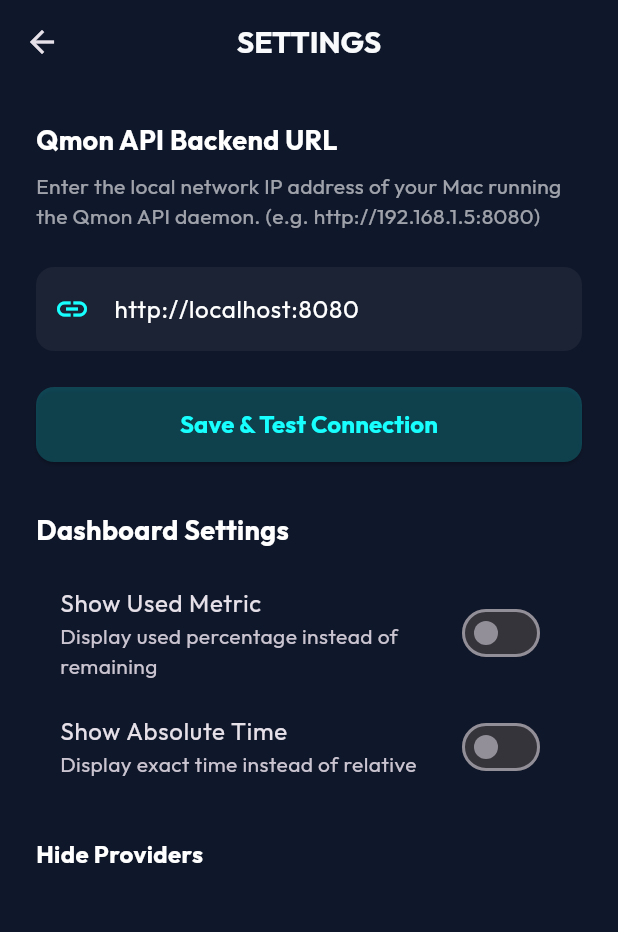
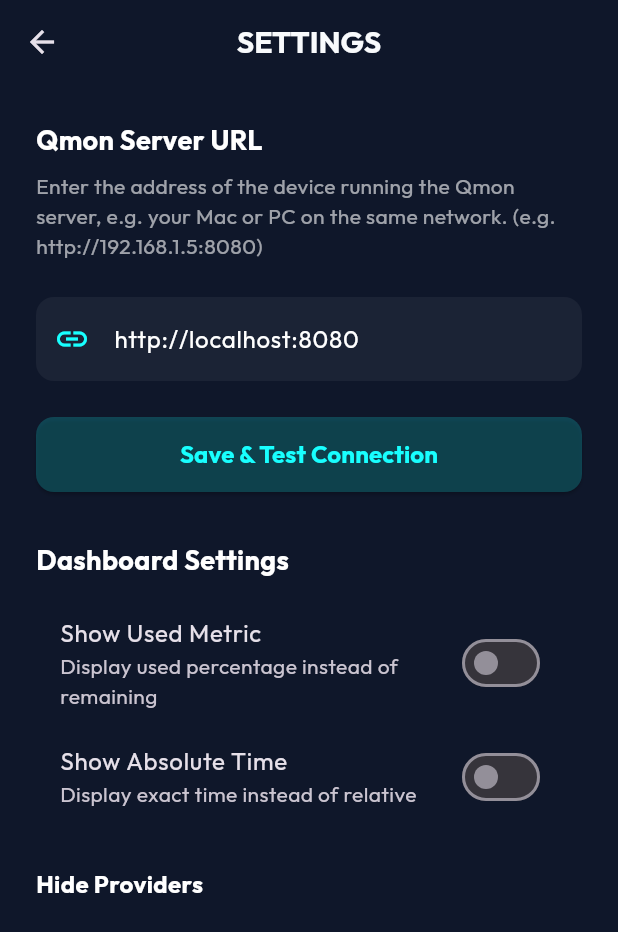
Before and after one commit to IDNCraft/qmon, a Flutter app: the screen it shows after launch, after a tap on the "settings" icon, on a phone screen of 412 x 824 dp. Shown: the top 932 px of the screen. Run offline on Flutter 3.47's test engine with Material 3 defaults, Android fonts, the phone set to English and light mode, and no system bars; our stand-ins replace google_fonts, shared_preferences; missing offline and left inert: home_widget; network calls fail.

Commit message:
fix(mobile): gate settings behind login and scope cleartext to LAN (#33)
Guests saw dashboard preferences and internals they cannot act on: AppBar settings/logout, the Settings dashboard section, and copy like Access Qmon API / Qmon API Backend URL (Mac-only wording). Login now greets with Welcome back, the server field reads Qmon Server URL with device-agnostic help, and settings/logout plus the dashboard section render only with a session token. Release APKs also could not reach a LAN qmon-server because Android blocks plain HTTP since API 28; a network security config now permits cleartext only for localhost, the emulator alias, and RFC 1918 subnets - public hosts stay HTTPS-forced for the upcoming backend.

```diff
--- a/mobile/lib/screens/login_screen.dart
+++ b/mobile/lib/screens/login_screen.dart
@@ -113,11 +113,20 @@ class _LoginScreenState extends State<LoginScreen> {
                       ),
                       const SizedBox(height: 24),
                       const Text(
-                        'Access Qmon API',
+                        'Welcome back',
                         style: TextStyle(
                           fontSize: 24,
                           fontWeight: FontWeight.bold,
                           color: Colors.white,
+                        ),
+                      ),
+                      const SizedBox(height: 8),
+                      Text(
+                        'Sign in to view your AI quotas',
+                        textAlign: TextAlign.center,
+                        style: TextStyle(
+                          fontSize: 14,
+                          color: Colors.white.withValues(alpha: 0.6),
                         ),
                       ),
                       const SizedBox(height: 32),
--- a/mobile/lib/screens/settings_screen.dart
+++ b/mobile/lib/screens/settings_screen.dart
@@ -20,6 +20,7 @@ class _SettingsScreenState extends State<SettingsScreen> {
   bool _showAbsoluteTime = false;
   List<String> _hiddenProviders = [];
   List<String> _availableProviders = [];
+  bool _isLoggedIn = false;
 
   @override
   void initState() {
@@ -30,10 +31,12 @@ class _SettingsScreenState extends State<SettingsScreen> {
   Future<void> _loadCurrentUrl() async {
     final url = await _apiService.getBaseUrl();
     final prefs = await SharedPreferences.getInstance();
+    final token = await _apiService.getToken();
 
     if (mounted) {
       setState(() {
         _urlController.text = url;
+        _isLoggedIn = token != null;
         _showUsedMetric = prefs.getBool('show_used_metric') ?? false;
         _showAbsoluteTime = prefs.getBool('show_absolute_time') ?? false;
         _hiddenProviders = prefs.getStringList('hidden_providers') ?? [];
@@ -102,7 +105,7 @@ class _SettingsScreenState extends State<SettingsScreen> {
       _isTesting = false;
       if (isHealthy) {
         _isSuccess = true;
-        _testResult = 'Successfully connected to Qmon API!';
+        _testResult = 'Successfully connected to Qmon Server!';
       } else {
         _isSuccess = false;
         _testResult = 'Failed to connect. Is the Go daemon running?';
@@ -121,7 +124,7 @@ class _SettingsScreenState extends State<SettingsScreen> {
             crossAxisAlignment: CrossAxisAlignment.start,
             children: [
               const Text(
-                'Qmon API Backend URL',
+                'Qmon Server URL',
                 style: TextStyle(
                   fontSize: 18,
                   fontWeight: FontWeight.bold,
@@ -130,7 +133,7 @@ class _SettingsScreenState extends State<SettingsScreen> {
               ),
               const SizedBox(height: 8),
               Text(
-                'Enter the local network IP address of your Mac running the Qmon API daemon. (e.g. http://192.168.1.5:8080)',
+                'Enter the address of the device running the Qmon server, e.g. your Mac or PC on the same network. (e.g. http://192.168.1.5:8080)',
                 style: TextStyle(
                   color: Colors.white.withValues(alpha: 0.6),
                   fontSize: 14,
@@ -219,6 +222,9 @@ class _SettingsScreenState extends State<SettingsScreen> {
                     ),
                   ),
                 ),
+              // Dashboard preferences only make sense once signed in —
+              // guests see just the server connection section.
+              if (_isLoggedIn) ...[
                 const SizedBox(height: 32),
                 const Text(
                   'Dashboard Settings',
@@ -244,7 +250,9 @@ class _SettingsScreenState extends State<SettingsScreen> {
                 ),
                 SwitchListTile(
                   title: const Text('Show Absolute Time'),
-                subtitle: const Text('Display exact time instead of relative'),
+                  subtitle: const Text(
+                    'Display exact time instead of relative',
+                  ),
                   value: _showAbsoluteTime,
                   onChanged: _toggleTime,
                   thumbColor: WidgetStateProperty.resolveWith(
@@ -274,6 +282,7 @@ class _SettingsScreenState extends State<SettingsScreen> {
                   );
                 }),
               ],
+            ],
           ),
         ),
       ),
```
Also changed, not shown: mobile/lib/screens/dashboard_screen.dart (+18 -7 lines), mobile/lib/theme/app_theme.dart (+13 -8 lines), 3 other files. Lines whose indentation alone changed are shown as unchanged.
